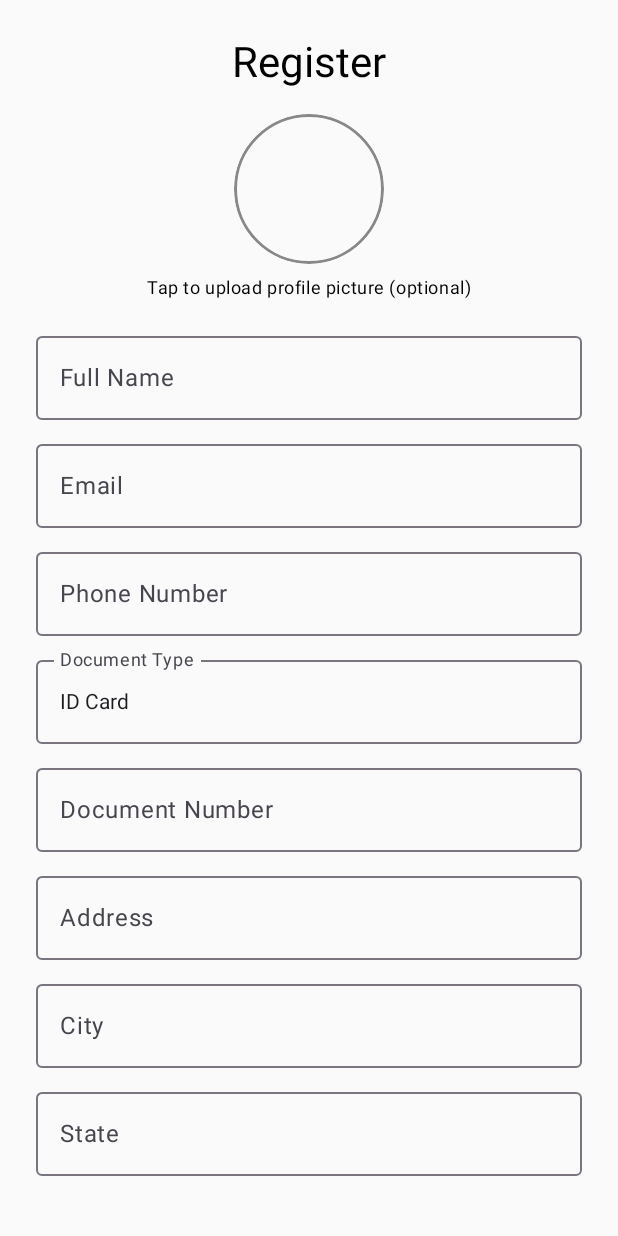
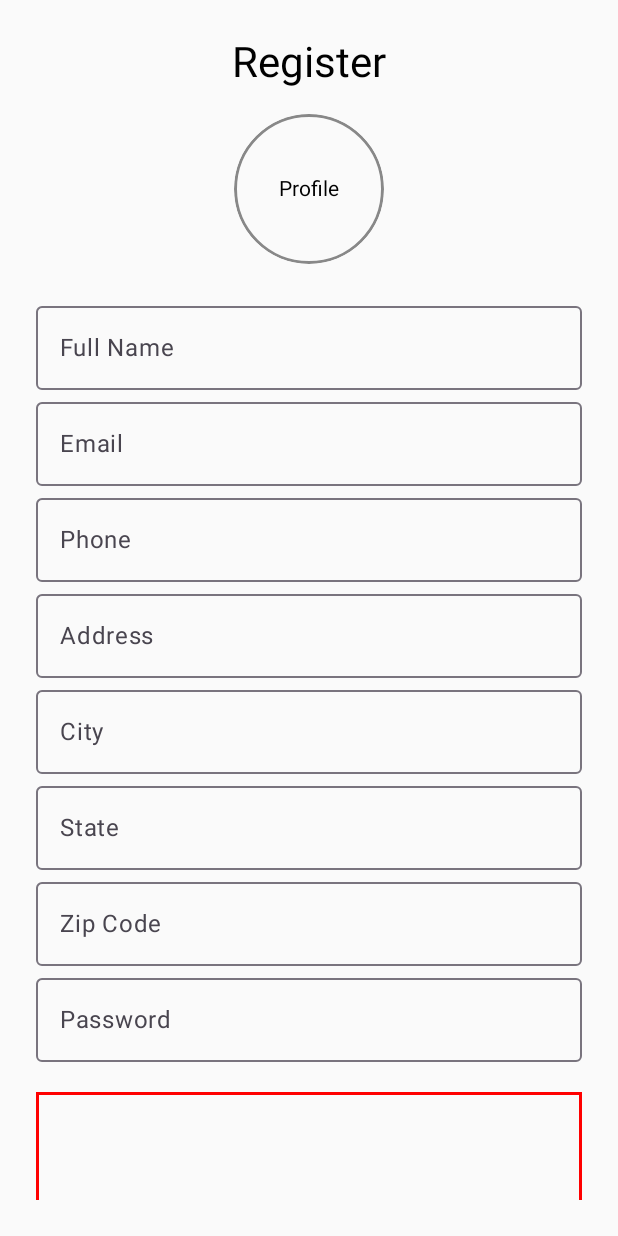
Before and after one commit to G-33-movile-applications/Kotlin., an Android app built with Jetpack Compose: the RegisterActivity screen opened directly, with no data from a screen before it, on a phone screen of 412 x 824 dp. Run offline under Robolectric (Android 15) with nearby library versions, the phone set to English and light mode, and no system bars; our stand-ins replace Firebase (no records; nobody signed in at launch, a user with empty details on screens opened directly); pictures from the network do not load.

```diff
--- a/app/src/main/java/com/example/mymeds/views/RegisterActivity.kt
+++ b/app/src/main/java/com/example/mymeds/views/RegisterActivity.kt
@@ -2,8 +2,11 @@ package com.example.mymeds.views
 
 import android.net.Uri
 import android.os.Bundle
+import android.widget.Toast
 import androidx.activity.ComponentActivity
+import androidx.activity.compose.rememberLauncherForActivityResult
 import androidx.activity.compose.setContent
+import androidx.activity.viewModels
 import androidx.compose.foundation.BorderStroke
 import androidx.compose.foundation.Image
 import androidx.compose.foundation.border
@@ -19,64 +22,74 @@ import androidx.compose.ui.Modifier
 import androidx.compose.ui.draw.clip
 import androidx.compose.ui.graphics.Color
 import androidx.compose.ui.layout.ContentScale
+import androidx.compose.ui.platform.LocalContext
 import androidx.compose.ui.text.input.PasswordVisualTransformation
 import androidx.compose.ui.unit.dp
+import androidx.lifecycle.viewmodel.compose.viewModel
 import coil.compose.rememberAsyncImagePainter
+import com.example.mymeds.viewModels.RegisterViewModel
+import androidx.activity.result.contract.ActivityResultContracts
 
 class RegisterActivity : ComponentActivity() {
+    private val registerViewModel: RegisterViewModel by viewModels()
+
     override fun onCreate(savedInstanceState: Bundle?) {
         super.onCreate(savedInstanceState)
         setContent {
-            RegisterScreen()
+            RegisterScreen(registerViewModel)
         }
     }
 }
 
 @OptIn(ExperimentalMaterial3Api::class)
 @Composable
-fun RegisterScreen() {
-    // Campos
+fun RegisterScreen(viewModel: RegisterViewModel = viewModel()) {
+    val context = LocalContext.current
+
+    // 📌 Campos de texto
     var name by remember { mutableStateOf("") }
     var email by remember { mutableStateOf("") }
     var password by remember { mutableStateOf("") }
     var phone by remember { mutableStateOf("") }
-    var documentNumber by remember { mutableStateOf("") }
     var address by remember { mutableStateOf("") }
     var city by remember { mutableStateOf("") }
     var state by remember { mutableStateOf("") }
     var zipCode by remember { mutableStateOf("") }
 
-    // Dropdown tipo documento
-    var docTypeExpanded by remember { mutableStateOf(false) }
-    var selectedDocType by remember { mutableStateOf("ID Card") }
-    val docTypes = listOf("ID Card", "Passport", "Driver License")
+    // 📌 Imágenes
+    var profilePicUri by remember { mutableStateOf<Uri?>(null) }
+    var idPicUri by remember { mutableStateOf<Uri?>(null) }
 
-    // Foto de perfil opcional
-    var profilePicUri by remember { mutableStateOf<Uri?>(null) }
-
-    // Checkboxes
+    // 📌 Checkboxes
     var acceptTerms by remember { mutableStateOf(false) }
     var acceptDataPolicy by remember { mutableStateOf(false) }
+
+    // Launchers para elegir imágenes
+    val pickProfileImage = rememberLauncherForActivityResult(ActivityResultContracts.GetContent()) { uri: Uri? ->
+        profilePicUri = uri
+    }
+    val pickIdImage = rememberLauncherForActivityResult(ActivityResultContracts.GetContent()) { uri: Uri? ->
+        idPicUri = uri
+    }
 
     Column(
         modifier = Modifier
             .fillMaxSize()
             .padding(24.dp)
-            .verticalScroll(rememberScrollState()), // 👈 Hace scrollable todo el formulario
+            .verticalScroll(rememberScrollState()),
         horizontalAlignment = Alignment.CenterHorizontally
     ) {
-        // Título
         Text("Register", style = MaterialTheme.typography.headlineMedium)
 
         Spacer(modifier = Modifier.height(16.dp))
 
-        // Foto de perfil opcional
+        // 🔹 Foto de perfil (opcional, círculo)
         Box(
             modifier = Modifier
                 .size(100.dp)
                 .clip(CircleShape)
                 .border(BorderStroke(2.dp, Color.Gray), CircleShape)
-                .clickable { /* TODO: abrir selector de imagen */ },
+                .clickable { pickProfileImage.launch("image/*") },
             contentAlignment = Alignment.Center
         ) {
             if (profilePicUri != null) {
@@ -86,112 +99,21 @@ fun RegisterScreen() {
                     modifier = Modifier.fillMaxSize(),
                     contentScale = ContentScale.Crop
                 )
+            } else {
+                Text("Profile")
             }
         }
 
-        Text(
-            "Tap to upload profile picture (optional)",
-            style = MaterialTheme.typography.bodySmall,
-            modifier = Modifier.padding(top = 8.dp)
-        )
-
-        Spacer(modifier = Modifier.height(16.dp))
+        Spacer(modifier = Modifier.height(20.dp))
 
         // --- Campos de texto ---
-        OutlinedTextField(
-            value = name,
-            onValueChange = { name = it },
-            label = { Text("Full Name") },
-            modifier = Modifier.fillMaxWidth()
-        )
-        Spacer(modifier = Modifier.height(8.dp))
-
-        OutlinedTextField(
-            value = email,
-            onValueChange = { email = it },
-            label = { Text("Email") },
-            modifier = Modifier.fillMaxWidth()
-        )
-        Spacer(modifier = Modifier.height(8.dp))
-
-        OutlinedTextField(
-            value = phone,
-            onValueChange = { phone = it },
-            label = { Text("Phone Number") },
-            modifier = Modifier.fillMaxWidth()
-        )
-        Spacer(modifier = Modifier.height(8.dp))
-
-        // Dropdown tipo documento
-        ExposedDropdownMenuBox(
-            expanded = docTypeExpanded,
-            onExpandedChange = { docTypeExpanded = !docTypeExpanded }
-        ) {
-            OutlinedTextField(
-                value = selectedDocType,
-                onValueChange = {},
-                label = { Text("Document Type") },
-                readOnly = true,
-                modifier = Modifier.fillMaxWidth()
-            )
-            ExposedDropdownMenu(
-                expanded = docTypeExpanded,
-                onDismissRequest = { docTypeExpanded = false }
-            ) {
-                docTypes.forEach { doc ->
-                    DropdownMenuItem(
-                        text = { Text(doc) },
-                        onClick = {
-                            selectedDocType = doc
-                            docTypeExpanded = false
-                        }
-                    )
-                }
-            }
-        }
-
-        Spacer(modifier = Modifier.height(8.dp))
-
-        OutlinedTextField(
-            value = documentNumber,
-            onValueChange = { documentNumber = it },
-            label = { Text("Document Number") },
-            modifier = Modifier.fillMaxWidth()
-        )
-        Spacer(modifier = Modifier.height(8.dp))
-
-        OutlinedTextField(
-            value = address,
-            onValueChange = { address = it },
-            label = { Text("Address") },
-            modifier = Modifier.fillMaxWidth()
-        )
-        Spacer(modifier = Modifier.height(8.dp))
-
-        OutlinedTextField(
-            value = city,
-            onValueChange = { city = it },
-            label = { Text("City") },
-            modifier = Modifier.fillMaxWidth()
-        )
-        Spacer(modifier = Modifier.height(8.dp))
-
-        OutlinedTextField(
-            value = state,
-            onValueChange = { state = it },
-            label = { Text("State") },
-            modifier = Modifier.fillMaxWidth()
-        )
-        Spacer(modifier = Modifier.height(8.dp))
-
-        OutlinedTextField(
-            value = zipCode,
-            onValueChange = { zipCode = it },
-            label = { Text("Zip Code") },
-            modifier = Modifier.fillMaxWidth()
-        )
-        Spacer(modifier = Modifier.height(8.dp))
-
+        OutlinedTextField(value = name, onValueChange = { name = it }, label = { Text("Full Name") }, modifier = Modifier.fillMaxWidth())
+        OutlinedTextField(value = email, onValueChange = { email = it }, label = { Text("Email") }, modifier = Modifier.fillMaxWidth())
+        OutlinedTextField(value = phone, onValueChange = { phone = it }, label = { Text("Phone") }, modifier = Modifier.fillMaxWidth())
+        OutlinedTextField(value = address, onValueChange = { address = it }, label = { Text("Address") }, modifier = Modifier.fillMaxWidth())
+        OutlinedTextField(value = city, onValueChange = { city = it }, label = { Text("City") }, modifier = Modifier.fillMaxWidth())
+        OutlinedTextField(value = state, onValueChange = { state = it }, label = { Text("State") }, modifier = Modifier.fillMaxWidth())
+        OutlinedTextField(value = zipCode, onValueChange = { zipCode = it }, label = { Text("Zip Code") }, modifier = Modifier.fillMaxWidth())
         OutlinedTextField(
             value = password,
             onValueChange = { password = it },
@@ -199,29 +121,60 @@ fun RegisterScreen() {
             visualTransformation = PasswordVisualTransformation(),
             modifier = Modifier.fillMaxWidth()
         )
-        Spacer(modifier = Modifier.height(16.dp))
 
-        // Checkboxes
-        Row(verticalAlignment = Alignment.CenterVertically) {
+        Spacer(modifier = Modifier.height(20.dp))
+
+        // 🔹 Foto de ID (obligatoria, rectángulo)
+        Box(
+            modifier = Modifier
+                .fillMaxWidth()
+                .height(180.dp)
+                .border(BorderStroke(2.dp, if (idPicUri == null) Color.Red else Color.Gray))
+                .clickable { pickIdImage.launch("image/*") },
+            contentAlignment = Alignment.Center
+        ) {
+            if (idPicUri != null) {
+                Image(
+                    painter = rememberAsyncImagePainter(idPicUri),
+                    contentDescription = "ID Picture",
+                    modifier = Modifier.fillMaxSize(),
+                    contentScale = ContentScale.Crop
+                )
+            } else {
+                Text("Upload ID Document *", color = Color.Red)
+            }
+        }
+
+        Spacer(modifier = Modifier.height(20.dp))
+
+        // 🔹 Checkboxes
+        Row(verticalAlignment = Alignment.CenterVertically, modifier = Modifier.fillMaxWidth()) {
             Checkbox(checked = acceptTerms, onCheckedChange = { acceptTerms = it })
             Text("I accept the Terms and Conditions")
         }
-        Row(verticalAlignment = Alignment.CenterVertically) {
+        Row(verticalAlignment = Alignment.CenterVertically, modifier = Modifier.fillMaxWidth()) {
             Checkbox(checked = acceptDataPolicy, onCheckedChange = { acceptDataPolicy = it })
             Text("I agree to the Data Processing Policy")
         }
 
-        Spacer(modifier = Modifier.height(16.dp))
+        Spacer(modifier = Modifier.height(20.dp))
 
-        // Botón
+        // 🔹 Botón de registro
         Button(
-            onClick = { /* TODO: lógica de registro */ },
-            enabled = acceptTerms && acceptDataPolicy,
+            onClick = {
+                viewModel.register(
+                    context,
+                    name, email, password, phone,
+                    address, city, state, zipCode,
+                    profilePicUri, idPicUri
+                ) { success, message ->
+                    Toast.makeText(context, message, Toast.LENGTH_LONG).show()
+                }
+            },
+            enabled = idPicUri != null && acceptTerms && acceptDataPolicy,
             modifier = Modifier.fillMaxWidth()
         ) {
             Text("Register")
         }
-
-        Spacer(modifier = Modifier.height(32.dp)) // espacio final
     }
 }
--- a/settings.gradle.kts
+++ b/settings.gradle.kts
@@ -5,6 +5,7 @@ pluginManagement {
                 includeGroupByRegex("com\\.android.*")
                 includeGroupByRegex("com\\.google.*")
                 includeGroupByRegex("androidx.*")
+                includeGroupByRegex("com\\.google\\.firebase.*") // 👈 importante
             }
         }
         mavenCentral()
@@ -14,7 +15,7 @@ pluginManagement {
 dependencyResolutionManagement {
     repositoriesMode.set(RepositoriesMode.FAIL_ON_PROJECT_REPOS)
     repositories {
-        google()
+        google()  // 👈 Asegúrate de tenerlo aquí
         mavenCentral()
     }
 }
```
Also changed, not shown: app/build.gradle.kts (+18 -2 lines), app/src/main/java/com/example/mymeds/viewModels/LoginViewModel.kt (+27 -14 lines), app/src/main/java/com/example/mymeds/viewModels/PasswordResetViewModel.kt (+8 -15 lines), app/src/main/java/com/example/mymeds/viewModels/RegisterViewModel.kt (+115 -72 lines), app/src/main/java/com/example/mymeds/views/LoginActivity.kt (+1 -9 lines), app/src/main/java/com/example/mymeds/views/PasswordResetActivity.kt (+4 -8 lines), build.gradle.kts (+13 -0 lines), gradle/libs.versions.toml (+14 -1 lines), 1 other file.
